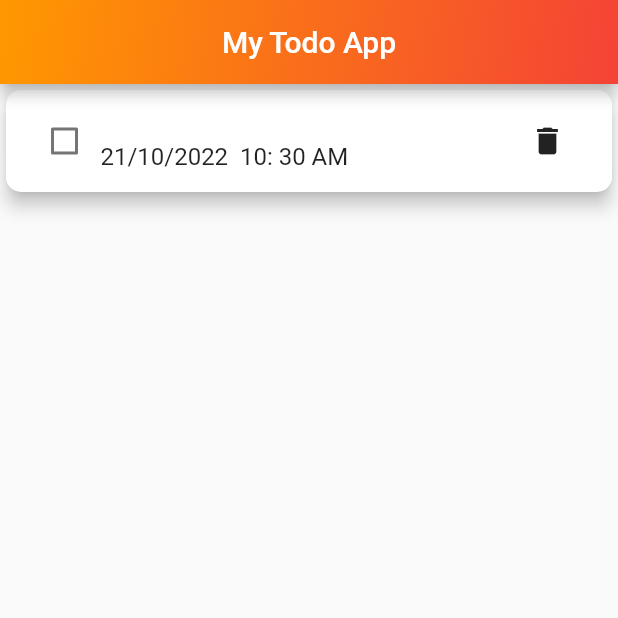
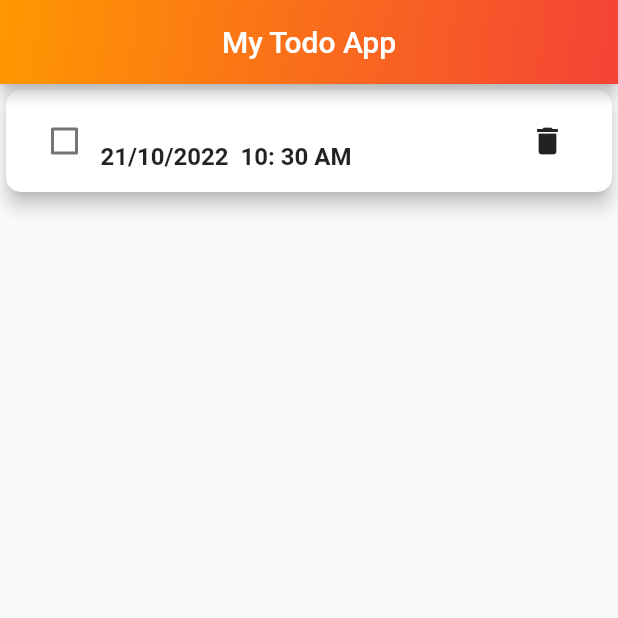
Before and after one commit to Pratyush9619/Todo-App, a Flutter app: the screen it shows after launch, after a tap on "Add", on a phone screen of 412 x 824 dp, the top half of it. Run offline on Flutter 3.47's test engine with Material 2 defaults, Android fonts, the phone set to English and light mode, and no system bars; our stand-ins replace sqflite; accounts and stored records are empty.

Commit message:
on check textStyle change

```diff
--- a/todo_app/lib/widgets/Todo_card.dart
+++ b/todo_app/lib/widgets/Todo_card.dart
@@ -58,13 +58,14 @@ class _TodoCardState extends State<TodoCard> {
                 children: [
                   Text(
                     widget.title,
-                    style: const TextStyle(
-                        fontSize: 18, fontWeight: FontWeight.bold),
+                    style: TextStyle(
+                        fontSize: 18, fontWeight: (widget.ischecked == true) ? FontWeight.w300 : FontWeight.bold),
                   ),
                   Text(
                     DateFormat('dd/MM/yyyy  hh: mm aa')
                         .format(widget.creationdate),
-                    style: const TextStyle(fontSize: 16),
+                    style: TextStyle(
+                        fontSize: 16, fontWeight: (widget.ischecked == true) ? FontWeight.w300 : FontWeight.bold),
                   ),
                 ],
               ),
```
